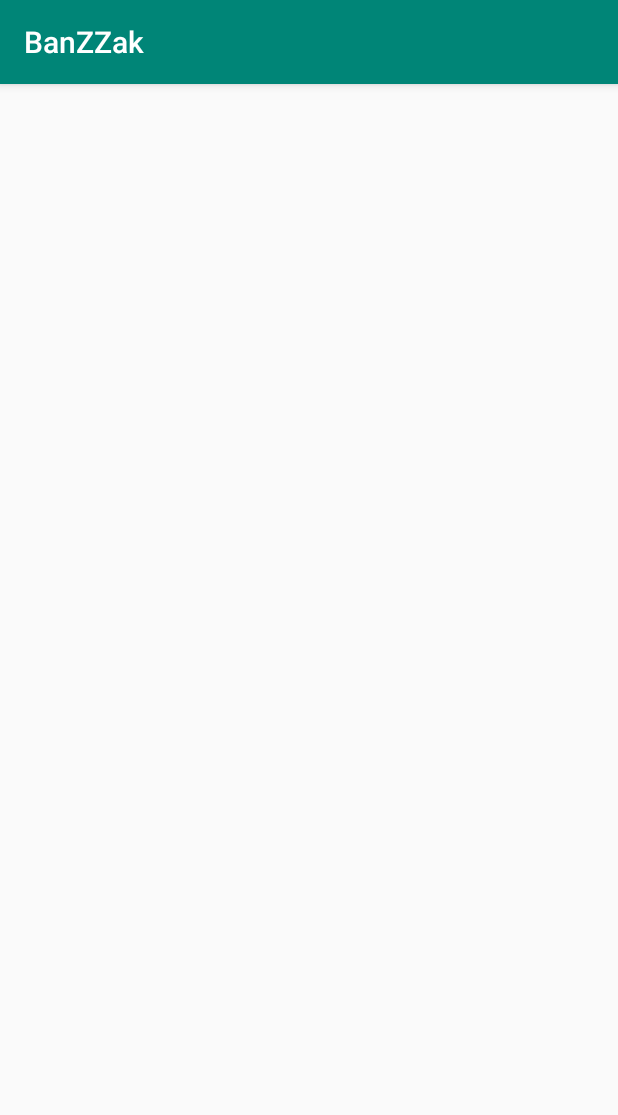
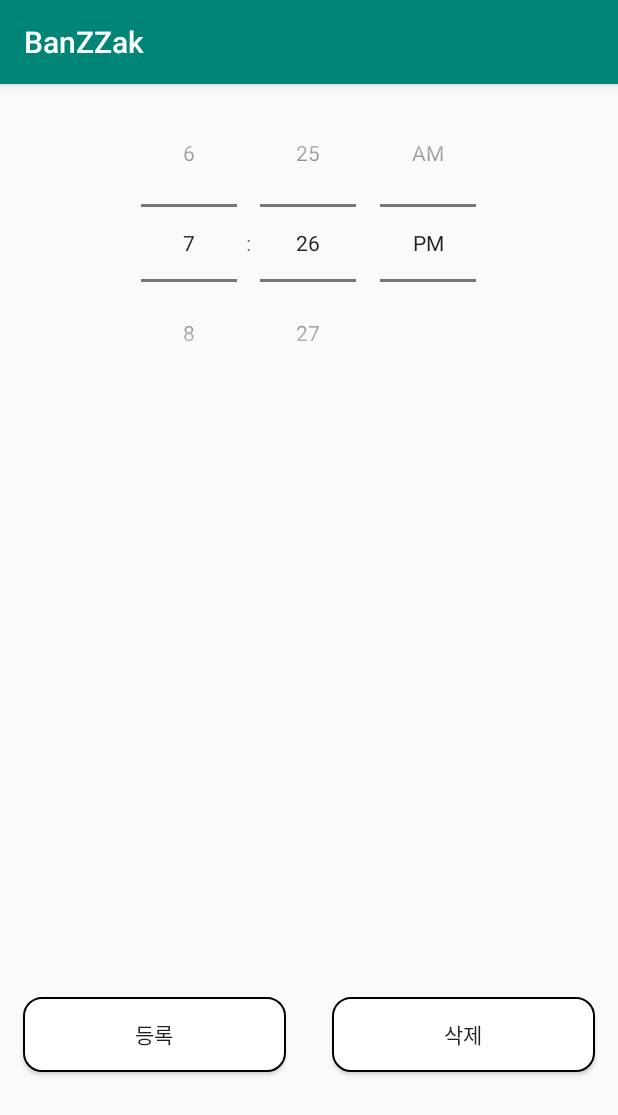
Before and after one commit to SuperChallengeHackathon-BanZZak/BanZZakApp, an Android app: the screen it shows after launch (AlarmSettingActivity), after a tap on an icon or button, on a phone screen of 412 x 824 dp. Shown: the top 1115 px of the screen. Run offline under Robolectric (Android 15) with nearby library versions, the phone set to English and light mode, and no system bars; our stand-ins replace Room's generated code.

Commit message:
modified
버튼, 상수, 컬럼명 등 수정

```diff
--- a/app/src/main/java/com/greentea/banzzak/Adapter/RecyclerViewAdapter.java
+++ b/app/src/main/java/com/greentea/banzzak/Adapter/RecyclerViewAdapter.java
@@ -47,7 +47,7 @@ public class RecyclerViewAdapter extends RecyclerView.Adapter<RecyclerViewAdapte
                 Context context = v.getContext();
                 Intent intent = new Intent(context, AlarmSettingActivity.class);
 
-                intent.putExtra("alarmInfo", list.get(position));
+                intent.putExtra("alarm_info", list.get(position));
                 ((Activity) context).startActivityForResult(intent, MODIFY_REQUEST_CODE);
             }
         });
@@ -77,8 +77,8 @@ public class RecyclerViewAdapter extends RecyclerView.Adapter<RecyclerViewAdapte
     }
 
     public void setAlarms(List<AlarmInfo> alarms){
-        list = alarms;
-//        notifyDataSetChanged();
+        this.list = alarms;
+        notifyDataSetChanged();
     }
 
     public static class ItemViewHolder extends RecyclerView.ViewHolder {
@@ -92,8 +92,8 @@ public class RecyclerViewAdapter extends RecyclerView.Adapter<RecyclerViewAdapte
         }
 
         void onBind(AlarmInfo alarmInfo){
-            tv1.setText(alarmInfo.getAlarmName());
-            tv2.setText(alarmInfo.getAlarmTime());
+            tv1.setText(alarmInfo.getHour() + " : " + alarmInfo.getMin());
+            tv2.setText(alarmInfo.getAmpm());
         }
     }
 }
--- a/app/src/main/java/com/greentea/banzzak/AlarmDB/AlarmInfoDAO.java
+++ b/app/src/main/java/com/greentea/banzzak/AlarmDB/AlarmInfoDAO.java
@@ -21,7 +21,7 @@ public interface AlarmInfoDAO {
     @Delete
     void deleteAlarm(AlarmInfo alarmInfo);
 
-    @Query("SELECT * FROM alarm_table ORDER BY alarmName ASC")
+    @Query("SELECT * FROM alarm_table ORDER BY hour and minute ASC")
     LiveData<List<AlarmInfo>> getAllAlarm();
 
     @Query("SELECT * FROM alarm_table")
--- a/app/src/main/java/com/greentea/banzzak/AlarmSettingActivity.java
+++ b/app/src/main/java/com/greentea/banzzak/AlarmSettingActivity.java
@@ -1,14 +1,83 @@
 package com.greentea.banzzak;
 
+import android.content.Intent;
+import android.os.Build;
 import android.os.Bundle;
+import android.view.View;
+import android.widget.Button;
+import android.widget.TimePicker;
+import android.widget.Toast;
 
 import androidx.annotation.Nullable;
 import androidx.appcompat.app.AppCompatActivity;
 
+import com.greentea.banzzak.AlarmDB.AlarmInfo;
+import com.greentea.banzzak.Utils.Codes;
+
 public class AlarmSettingActivity extends AppCompatActivity {
+
+    Button applyBtn, deleteBtn;
+    TimePicker timePicker;
+    int hour, min;
+    AlarmInfo alarmInfo;
 
     @Override
     protected void onCreate(@Nullable Bundle savedInstanceState) {
         super.onCreate(savedInstanceState);
+        setContentView(R.layout.activity_alarm_setting);
+
+        applyBtn = findViewById(R.id.setting_btn);
+        deleteBtn = findViewById(R.id.delete_btn);
+        timePicker = findViewById(R.id.timepicker);
+
+        applyBtn.setOnClickListener(new View.OnClickListener() {
+            @Override
+            public void onClick(View v) {
+
+                if (Build.VERSION.SDK_INT >= Build.VERSION_CODES.M) {
+                    hour = timePicker.getHour();
+                    min = timePicker.getMinute();
+                } else {
+                    hour = timePicker.getCurrentHour();
+                    min = timePicker.getCurrentMinute();
+                }
+
+                Toast.makeText(AlarmSettingActivity.this, getHour() + " : " + getMin(), Toast.LENGTH_SHORT).show();
+
+                alarmInfo = new AlarmInfo();
+
+                alarmInfo.setHour(getHour());
+                alarmInfo.setMin(getMin());
+                alarmInfo.setAmpm(getAmpm());
+
+                Intent intent = new Intent();
+                intent.putExtra("alarm_info", alarmInfo);
+
+                setResult(Codes.NEW_ALARM_CODE, intent);
+                finish();
+            }
+        });
+
+        deleteBtn.setOnClickListener(new View.OnClickListener() {
+            @Override
+            public void onClick(View v) {
+
+            }
+        });
+    }
+
+    public String getHour(){
+        if(hour < 12) return "0" + hour;
+        else if(hour == 12) return "12";
+        else return "" + (hour - 12);
+    }
+
+    public String getMin(){
+        if(min < 10) return "0" + min;
+        return "" + min;
+    }
+
+    public String getAmpm(){
+        return hour < 12 ? "AM" : "PM";
     }
 }
--- /dev/null
+++ b/app/src/main/res/drawable/button_background.xml
@@ -0,0 +1,14 @@
+<?xml version="1.0" encoding="utf-8"?>
+<shape xmlns:android="http://schemas.android.com/apk/res/android"
+    android:padding="10dp"
+    android:shape="rectangle" >
+    <solid android:color="#FFFFFFFF" />
+    <corners
+        android:bottomLeftRadius="12dp"
+        android:bottomRightRadius="12dp"
+        android:topLeftRadius="12dp"
+        android:topRightRadius="12dp" />
+    <stroke
+        android:width="1dp"
+        android:color="#FF000000" />
+</shape>
--- a/app/src/main/res/layout/activity_alarm_setting.xml
+++ b/app/src/main/res/layout/activity_alarm_setting.xml
@@ -1,6 +1,45 @@
 <?xml version="1.0" encoding="utf-8"?>
 <LinearLayout xmlns:android="http://schemas.android.com/apk/res/android"
-    android:orientation="vertical" android:layout_width="match_parent"
+    android:orientation="vertical"
+    android:layout_width="match_parent"
     android:layout_height="match_parent">
 
+    <TimePicker
+        android:id="@+id/timepicker"
+        android:layout_width="match_parent"
+        android:layout_height="300dp"
+        android:timePickerMode="spinner"
+        android:layout_gravity="center">
+    </TimePicker>
+
+    <LinearLayout
+        android:layout_width="match_parent"
+        android:layout_height="match_parent"
+        android:orientation="horizontal">
+
+        <Button
+            android:id="@+id/setting_btn"
+            android:layout_width="match_parent"
+            android:layout_weight="1"
+            android:layout_marginHorizontal="15dp"
+            android:layout_marginTop="100dp"
+            android:layout_height="50dp"
+            android:layout_gravity="center"
+            android:background="@drawable/button_background"
+            android:text="등록" />
+
+        <Button
+            android:id="@+id/delete_btn"
+            android:layout_width="match_parent"
+            android:layout_weight="1"
+            android:layout_marginHorizontal="15dp"
+            android:layout_marginTop="100dp"
+            android:layout_height="50dp"
+            android:layout_gravity="center"
+            android:background="@drawable/button_background"
+            android:text="삭제" />
+
+    </LinearLayout>
+
+
 </LinearLayout>
```
Also changed, not shown: app/src/main/java/com/greentea/banzzak/AlarmDB/AlarmInfo.java (+26 -14 lines), app/src/main/java/com/greentea/banzzak/Utils/Codes.java (added, +8 -0 lines).
